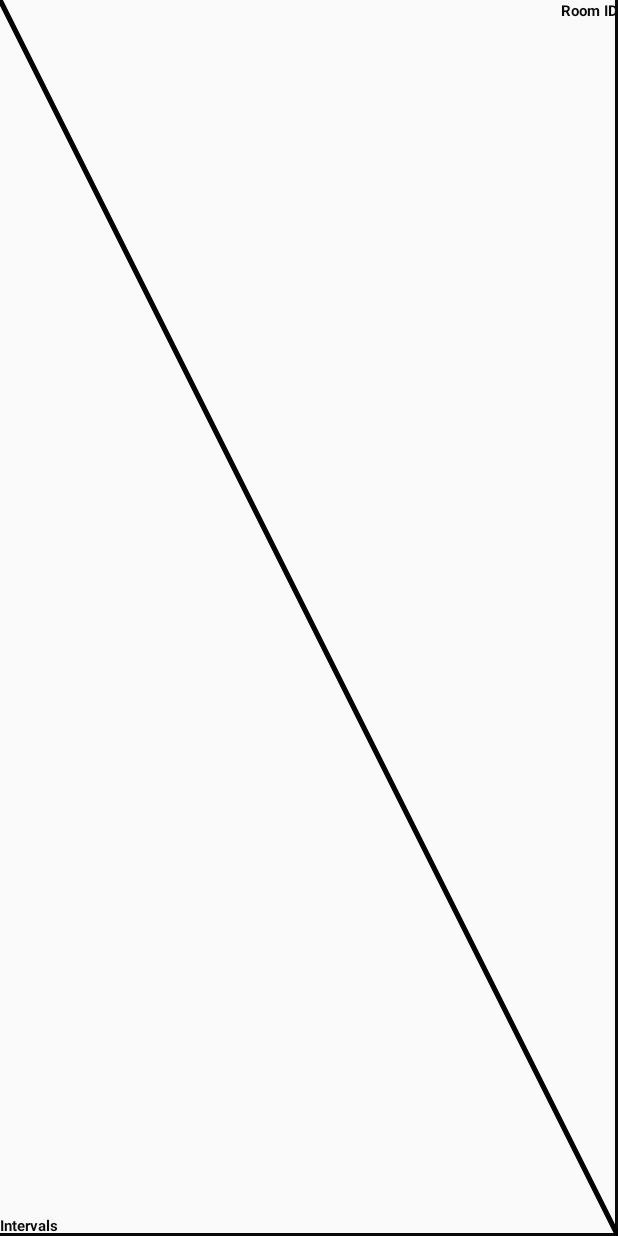
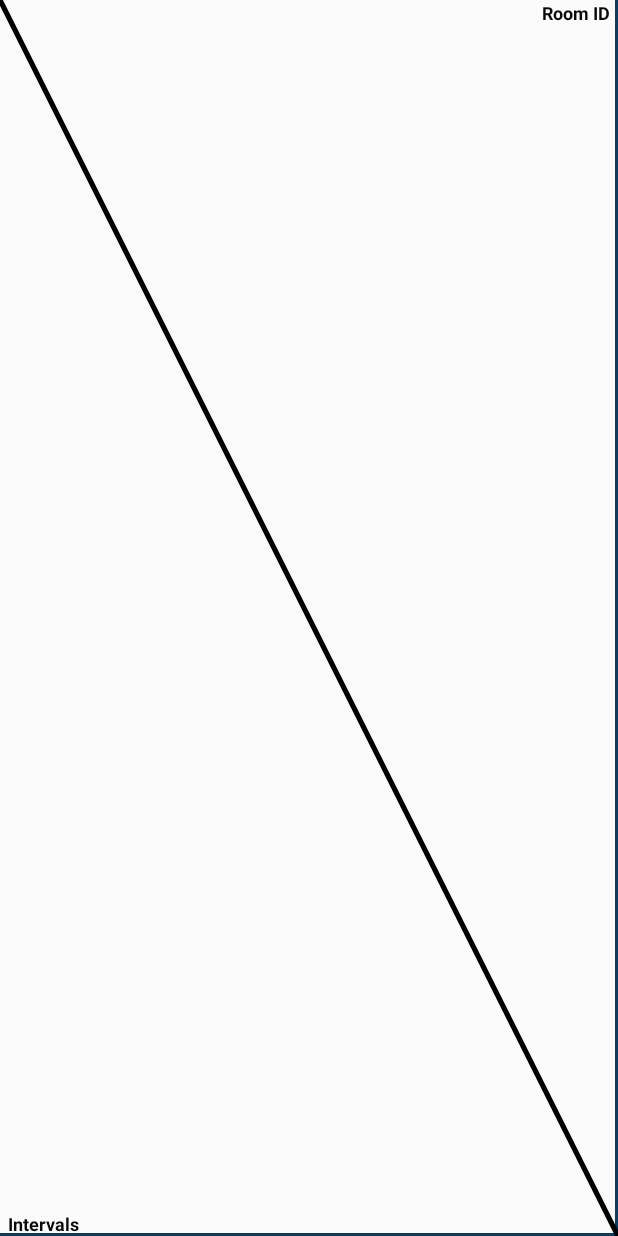
Before and after one commit to yogiduzit/BookARoom, an Android app: the layout table_view_corner_layout.xml on its own in the app's theme, with its tools: preview values and no code run, on a phone screen of 412 x 824 dp. Run offline under Robolectric (Android 15) with nearby library versions, the phone set to English and light mode, and no system bars.

Commit message:
Fine tune styling

```diff
--- a/app/build.gradle
+++ b/app/build.gradle
@@ -30,6 +30,7 @@ dependencies {
     implementation "androidx.recyclerview:recyclerview:1.1.0"
     // For control over item selection of both touch and mouse driven selection
     implementation "androidx.recyclerview:recyclerview-selection:1.1.0-rc03"
+    implementation 'com.google.android.material:material:1.2.1'
     testImplementation 'junit:junit:4.12'
     androidTestImplementation 'androidx.test.ext:junit:1.1.2'
     androidTestImplementation 'androidx.test.espresso:espresso-core:3.3.0'
--- a/app/src/main/res/drawable/rounded_corners.xml
+++ b/app/src/main/res/drawable/rounded_corners.xml
@@ -1,5 +1,5 @@
 <?xml version="1.0" encoding="utf-8"?>
 <shape xmlns:android="http://schemas.android.com/apk/res/android">
     <corners android:radius="10dp" />
-    <solid android:color="#003E6B" />
+    <solid android:color="@color/BCIT" />
 </shape>
--- a/app/src/main/res/layout/table_view_column_header_layout.xml
+++ b/app/src/main/res/layout/table_view_column_header_layout.xml
@@ -37,6 +37,6 @@
             android:layout_width="match_parent"
             android:layout_height="2dp"
             android:layout_gravity="bottom"
-            android:background="@color/header_line_color" />
+            android:background="@color/BCIT" />
     </FrameLayout>
 </LinearLayout>
--- a/app/src/main/res/layout/table_view_corner_layout.xml
+++ b/app/src/main/res/layout/table_view_corner_layout.xml
@@ -7,31 +7,33 @@
         android:layout_width="wrap_content"
         android:layout_height="wrap_content"
         android:layout_alignParentBottom="true"
+        android:layout_marginStart="5dp"
         android:text="@string/intervals"
         android:textColor="@color/table_view_default_text_color"
-        android:textSize="10sp"
+        android:textSize="12sp"
         android:textStyle="bold" />
 
     <TextView
         android:layout_width="wrap_content"
         android:layout_height="wrap_content"
-        android:layout_alignParentRight="true"
+        android:layout_alignParentEnd="true"
+        android:layout_marginEnd="5dp"
         android:text="@string/room_id"
         android:textColor="@color/table_view_default_text_color"
-        android:textSize="10sp"
+        android:textSize="12sp"
         android:textStyle="bold" />
 
     <View
         android:layout_width="2dp"
         android:layout_height="match_parent"
         android:layout_alignParentEnd="true"
-        android:background="@color/header_line_color" />
+        android:background="@color/BCIT" />
 
     <View
         android:layout_width="match_parent"
         android:layout_height="2dp"
         android:layout_alignParentBottom="true"
-        android:background="@color/header_line_color" />
+        android:background="@color/BCIT" />
 
     <View
         android:layout_width="match_parent"
--- a/app/src/main/res/layout/table_view_row_header_layout.xml
+++ b/app/src/main/res/layout/table_view_row_header_layout.xml
@@ -30,5 +30,5 @@
         android:layout_height="match_parent"
         android:layout_alignParentEnd="true"
         android:layout_marginEnd="0dp"
-        android:background="@color/header_line_color" />
+        android:background="@color/BCIT" />
 </RelativeLayout>
--- a/app/src/main/res/values/colors.xml
+++ b/app/src/main/res/values/colors.xml
@@ -9,6 +9,5 @@
 
     <!-- Table colors -->
     <color name="cell_background_color">#ffffff</color>
-    <color name="header_line_color">#0a0a0a</color>
     <color name="table_view_default_text_color">#0a0a0a</color>
 </resources>
--- a/app/src/main/res/values/dimens.xml
+++ b/app/src/main/res/values/dimens.xml
@@ -2,6 +2,7 @@
 <resources>
     <dimen name="cell_height">40dp</dimen>
     <dimen name="text_size">12sp</dimen>
+    <dimen name="heading_size">24sp</dimen>
 
     <!-- Overriding the default values of the tableView -->
     <dimen name="default_row_header_width">90dp</dimen>
--- a/app/src/main/res/values/strings.xml
+++ b/app/src/main/res/values/strings.xml
@@ -57,4 +57,5 @@
     <string name="room_id">Room ID</string>
     <string name="intervals">Intervals</string>
     <string name="book_button">Book</string>
+    <string name="choose_bookings">Choose Bookings</string>
 </resources>
```
Also changed, not shown: app/src/main/res/layout/activity_choose_booking.xml (+23 -3 lines).
